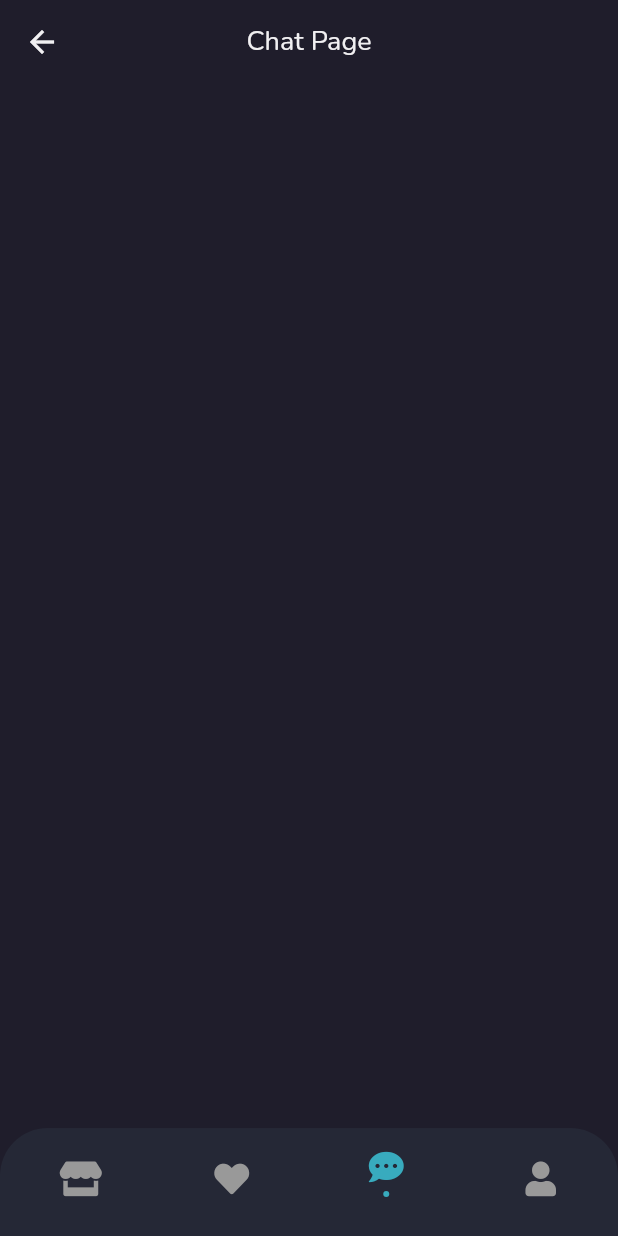
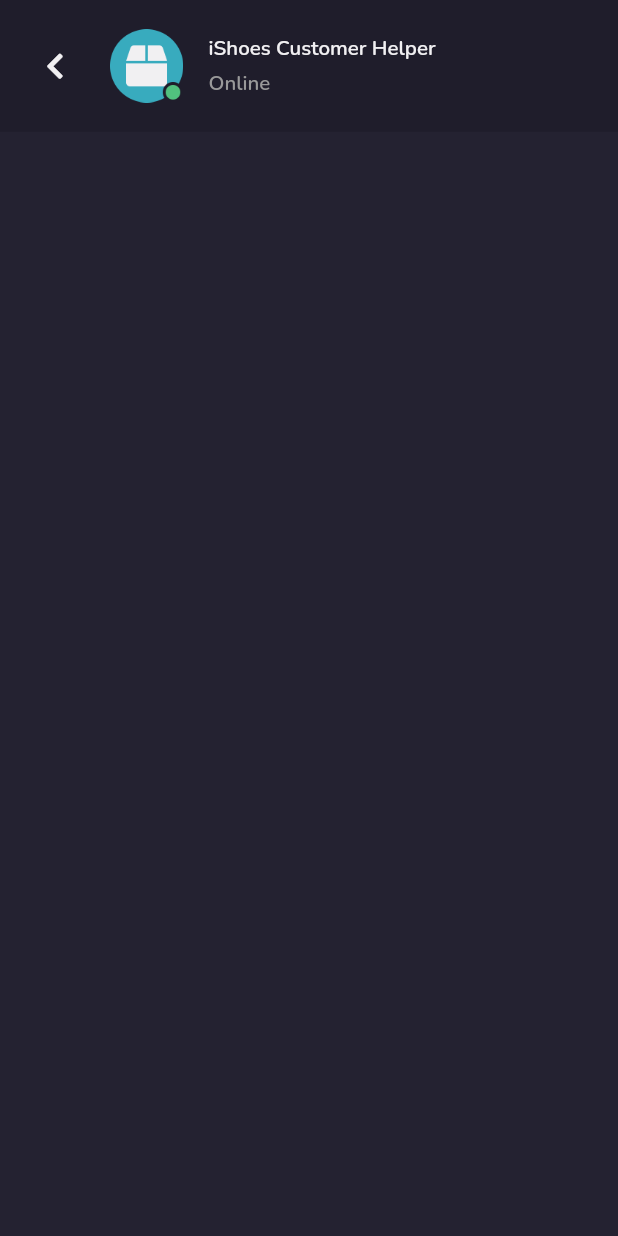
Before and after one commit to ianahmfac/iShoes, a Flutter app: the NavigationPage screen opened by its route, item 3 of the bottom bar chosen, on a phone screen of 412 x 824 dp. Run offline on Flutter 3.47's test engine with Material 2 defaults, Android fonts, the phone set to English and light mode, and no system bars; our stand-ins replace auto_route, font_awesome_flutter, google_fonts.

Commit message:
Starting Chat UI. Adding header chat

```diff
--- a/lib/config/routes/app_router.dart
+++ b/lib/config/routes/app_router.dart
@@ -1,4 +1,5 @@
 import 'package:auto_route/annotations.dart';
+import '../../features/chat/pages/chat_page.dart';
 import '../../features/auth/pages/sign_up_page.dart';
 import '../../features/navigation/navigation_page.dart';
 
@@ -8,7 +9,8 @@ import '../../features/auth/pages/sign_in_page.dart';
   routes: [
     AutoRoute(page: SignInPage, initial: true),
     AutoRoute(page: SignUpPage),
-    AutoRoute(page: NavigationPage)
+    AutoRoute(page: NavigationPage),
+    AutoRoute(page: ChatPage),
   ],
 )
 class $AppRouter {}
--- a/lib/core/constants/asset_path.dart
+++ b/lib/core/constants/asset_path.dart
@@ -4,7 +4,6 @@ class AssetPath {
   static const appIcon = "$_baseImagePath/app_icon.png";
   static const cartIcon = "$_baseImagePath/cart_icon.png";
   static const csPhotoOnline = "$_baseImagePath/cs_photo_online.png";
-  static const csPhoto = "$_baseImagePath/cs_photo.png";
   static const headphoneIcon = "$_baseImagePath/headphone_icon.png";
   static const loveIcon = "$_baseImagePath/love_icon.png";
   static const shoesExample = "$_baseImagePath/shoes_example.png";
--- a/lib/features/chat/pages/chat_page.dart
+++ b/lib/features/chat/pages/chat_page.dart
@@ -1,4 +1,7 @@
 import 'package:flutter/material.dart';
+import '../../../config/themes/size_config.dart';
+import '../../../core/constants/theme_constant.dart';
+import '../widgets/header_chat.dart';
 
 class ChatPage extends StatelessWidget {
   const ChatPage({Key? key}) : super(key: key);
@@ -6,8 +9,16 @@ class ChatPage extends StatelessWidget {
   @override
   Widget build(BuildContext context) {
     return Scaffold(
-      appBar: AppBar(
-        title: Text('Chat Page'),
+      backgroundColor: kBgColor3,
+      appBar: PreferredSize(
+        child: HeaderChat(),
+        preferredSize: Size.fromHeight(getProportionateScreenHeight(90)),
+      ),
+      body: ListView.builder(
+        itemCount: 5,
+        itemBuilder: (BuildContext context, int index) {
+          return Container();
+        },
       ),
     );
   }
--- /dev/null
+++ b/lib/features/chat/widgets/header_chat.dart
@@ -0,0 +1,80 @@
+import 'package:auto_route/auto_route.dart';
+import 'package:flutter/material.dart';
+import 'package:font_awesome_flutter/font_awesome_flutter.dart';
+import '../../../config/themes/size_config.dart';
+import '../../../core/constants/asset_path.dart';
+import '../../../core/constants/theme_constant.dart';
+
+class HeaderChat extends StatelessWidget {
+  const HeaderChat({
+    Key? key,
+  }) : super(key: key);
+
+  @override
+  Widget build(BuildContext context) {
+    void _back() {
+      AutoRouter.of(context).pop();
+    }
+
+    return AppBar(
+      automaticallyImplyLeading: false,
+      flexibleSpace: SafeArea(
+        child: Container(
+          padding: EdgeInsets.symmetric(
+            horizontal: getProportionateScreenWidth(12),
+          ),
+          child: Row(
+            children: [
+              IconButton(
+                onPressed: _back,
+                icon: Icon(
+                  FontAwesomeIcons.chevronLeft,
+                  size: getProportionateScreenHeight(20),
+                ),
+              ),
+              SizedBox(width: getProportionateScreenWidth(12)),
+              _chatImage(),
+              SizedBox(width: getProportionateScreenWidth(16)),
+              _chatName(),
+            ],
+          ),
+        ),
+      ),
+    );
+  }
+
+  Widget _chatImage() {
+    return Image.asset(
+      AssetPath.csPhotoOnline,
+      height: getProportionateScreenHeight(50),
+      width: getProportionateScreenHeight(50),
+      fit: BoxFit.cover,
+    );
+  }
+
+  Widget _chatName() {
+    return Expanded(
+      child: Column(
+        crossAxisAlignment: CrossAxisAlignment.start,
+        mainAxisAlignment: MainAxisAlignment.center,
+        children: [
+          Text(
+            'iShoes Customer Helper',
+            style: kPrimaryTextStyle.copyWith(
+              fontSize: getProportionateScreenHeight(14),
+              fontWeight: kSemiBoldWeight,
+            ),
+          ),
+          SizedBox(height: getProportionateScreenHeight(4)),
+          Text(
+            'Online',
+            style: kSecondaryTextStyle.copyWith(
+              fontSize: getProportionateScreenHeight(14),
+              fontWeight: kSemiBoldWeight,
+            ),
+          ),
+        ],
+      ),
+    );
+  }
+}
--- a/lib/features/home/widgets/product_tile_item.dart
+++ b/lib/features/home/widgets/product_tile_item.dart
@@ -12,7 +12,7 @@ class ProductTileItem extends StatelessWidget {
   @override
   Widget build(BuildContext context) {
     return Container(
-      margin: EdgeInsets.only(bottom: getProportionateScreenHeight(12)),
+      margin: EdgeInsets.only(bottom: getProportionateScreenHeight(20)),
       height: getProportionateScreenWidth(120),
       child: TapSlashItem(
         onPressed: () {},
--- a/lib/features/navigation/navigation_page.dart
+++ b/lib/features/navigation/navigation_page.dart
@@ -1,5 +1,7 @@
+import 'package:auto_route/auto_route.dart';
 import 'package:flutter/material.dart';
 import 'package:font_awesome_flutter/font_awesome_flutter.dart';
+import '../../config/routes/app_router.gr.dart';
 import '../../config/themes/size_config.dart';
 import '../../core/constants/theme_constant.dart';
 import '../chat/pages/chat_page.dart';
@@ -29,6 +31,10 @@ class _NavigationPageState extends State<NavigationPage> {
           currentIndex: _currentIndex,
           iconSize: getProportionateScreenWidth(22),
           onTap: (value) {
+            if (value == 2) {
+              AutoRouter.of(context).push(ChatPageRoute());
+              return;
+            }
             setState(() {
               _currentIndex = value;
             });
```
Also changed, not shown: assets/images/cs_photo.png (deleted), assets/images/cs_photo_online.png, lib/config/routes/app_router.gr.dart.
